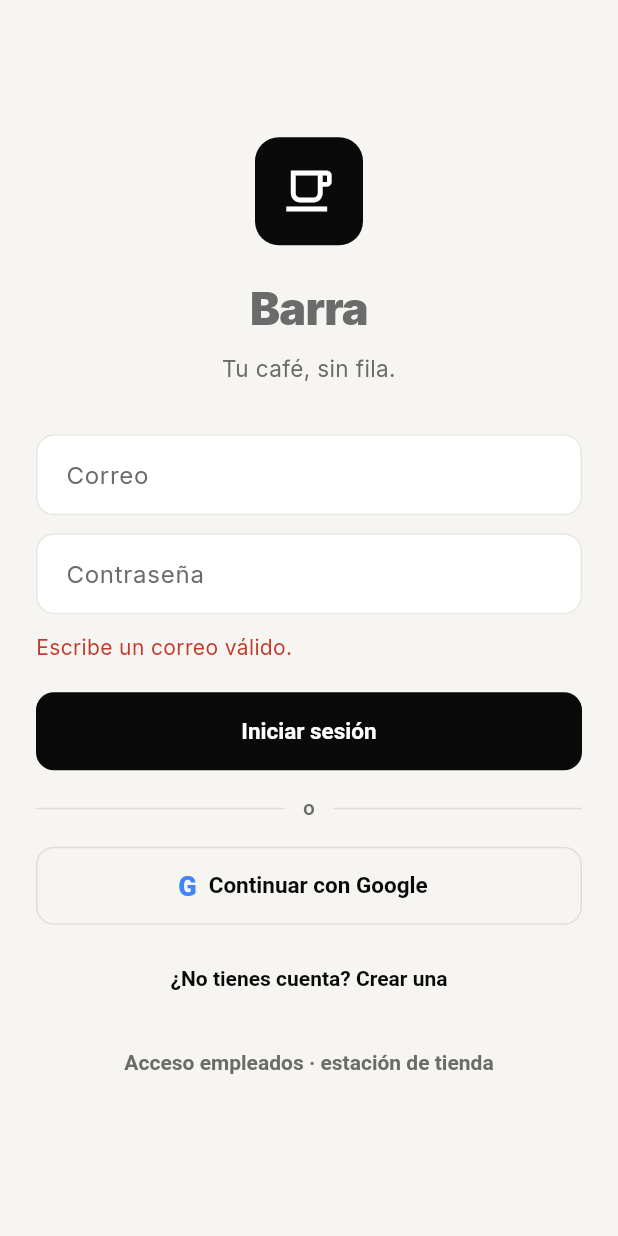
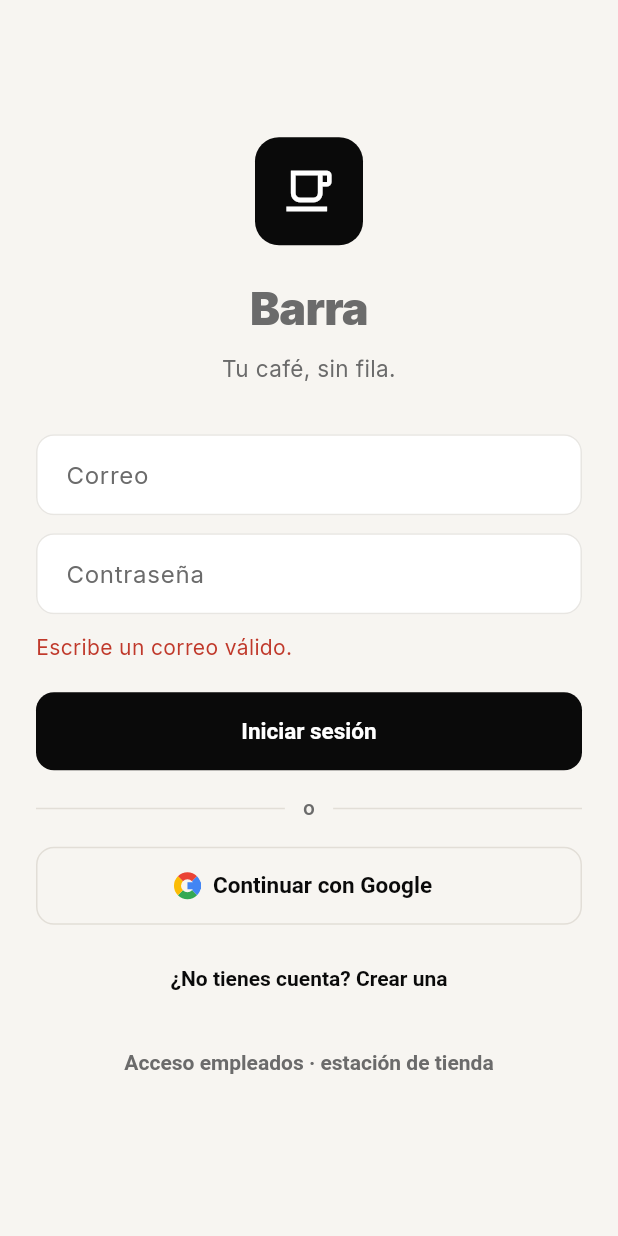
Before and after one commit to RaulPin/coffeclub, a Flutter app: the screen it shows after launch, after a tap on "Iniciar sesión", on a phone screen of 412 x 824 dp. Run offline on Flutter 3.47's test engine with Material 3 defaults, Android fonts, the phone set to English and light mode, and no system bars; our stand-ins replace cloud_firestore, cloud_functions, firebase_auth, firebase_core, flutter_map, flutter_riverpod and 4 more; missing offline and left inert: flutter_stripe; accounts and stored records are empty.

Commit message:
feat(auth): draw official multi-color Google 'G' on sign-in button
Replace the flat blue letter with a vector CustomPainter rendering of
Google's four-color G (no asset, works offline).

Co-Authored-By: Claude Opus 4.8 <noreply@anthropic.com>
Claude-Session: https://claude.ai/code/session_01WmHHfBbpZpBwh6379s6nQ6

```diff
--- a/lib/features/auth/presentation/login_screen.dart
+++ b/lib/features/auth/presentation/login_screen.dart
@@ -1,3 +1,5 @@
+import 'dart:math' as math;
+
 import 'package:firebase_auth/firebase_auth.dart';
 import 'package:flutter/material.dart';
 import 'package:flutter_riverpod/flutter_riverpod.dart';
@@ -281,19 +283,58 @@ class _OrDivider extends StatelessWidget {
   }
 }
 
-/// Logo "G" de Google en los cuatro colores de la marca.
+/// Logo "G" oficial de Google, dibujado vectorialmente (sin assets).
 class _GoogleG extends StatelessWidget {
   const _GoogleG();
 
   @override
   Widget build(BuildContext context) {
-    return const Text(
-      'G',
-      style: TextStyle(
-        fontSize: 18,
-        fontWeight: FontWeight.w900,
-        color: Color(0xFF4285F4),
-      ),
+    return const SizedBox(
+      width: 18,
+      height: 18,
+      child: CustomPaint(painter: _GoogleGPainter()),
     );
   }
 }
+
+class _GoogleGPainter extends CustomPainter {
+  const _GoogleGPainter();
+
+  static const _blue = Color(0xFF4285F4);
+  static const _red = Color(0xFFEA4335);
+  static const _yellow = Color(0xFFFBBC05);
+  static const _green = Color(0xFF34A853);
+
+  static double _rad(double deg) => deg * math.pi / 180;
+
+  @override
+  void paint(Canvas canvas, Size size) {
+    final cx = size.width / 2;
+    final cy = size.height / 2;
+    final r = size.width / 2;
+    final t = size.width * 0.26; // grosor del anillo
+    final rm = r - t / 2; // radio medio del trazo
+    final rect = Rect.fromCircle(center: Offset(cx, cy), radius: rm);
+
+    final arc = Paint()
+      ..style = PaintingStyle.stroke
+      ..strokeWidth = t
+      ..strokeCap = StrokeCap.butt;
+
+    // Cuatro arcos de 90°: rojo arriba, azul derecha, verde abajo, amarillo izq.
+    canvas.drawArc(rect, _rad(225), _rad(90), false, arc..color = _red);
+    canvas.drawArc(rect, _rad(315), _rad(90), false, arc..color = _blue);
+    canvas.drawArc(rect, _rad(45), _rad(90), false, arc..color = _green);
+    canvas.drawArc(rect, _rad(135), _rad(90), false, arc..color = _yellow);
+
+    // Barra horizontal azul de la "G" (del centro al borde derecho).
+    final bar = Paint()..color = _blue;
+    canvas.drawRect(
+      Rect.fromLTRB(cx, cy - t / 2, cx + r, cy + t / 2),
+      bar,
+    );
+  }
+
+  @override
+  bool shouldRepaint(_GoogleGPainter oldDelegate) => false;
+}
```
